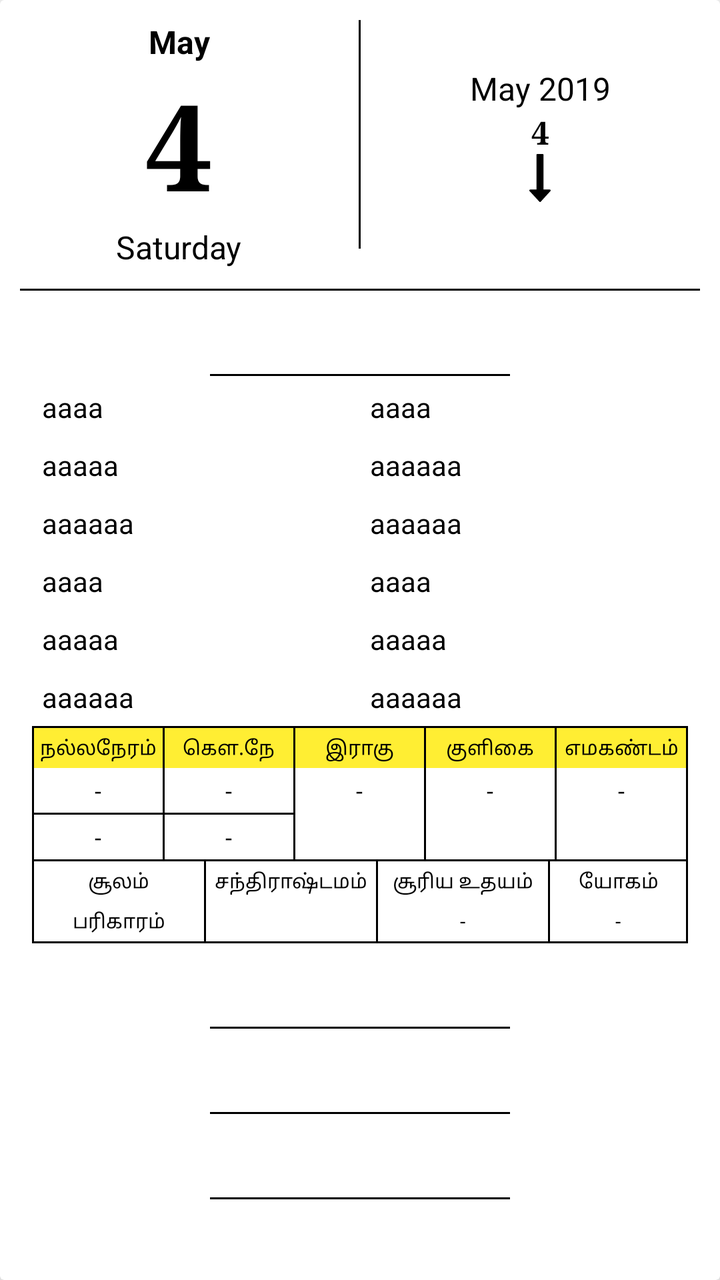
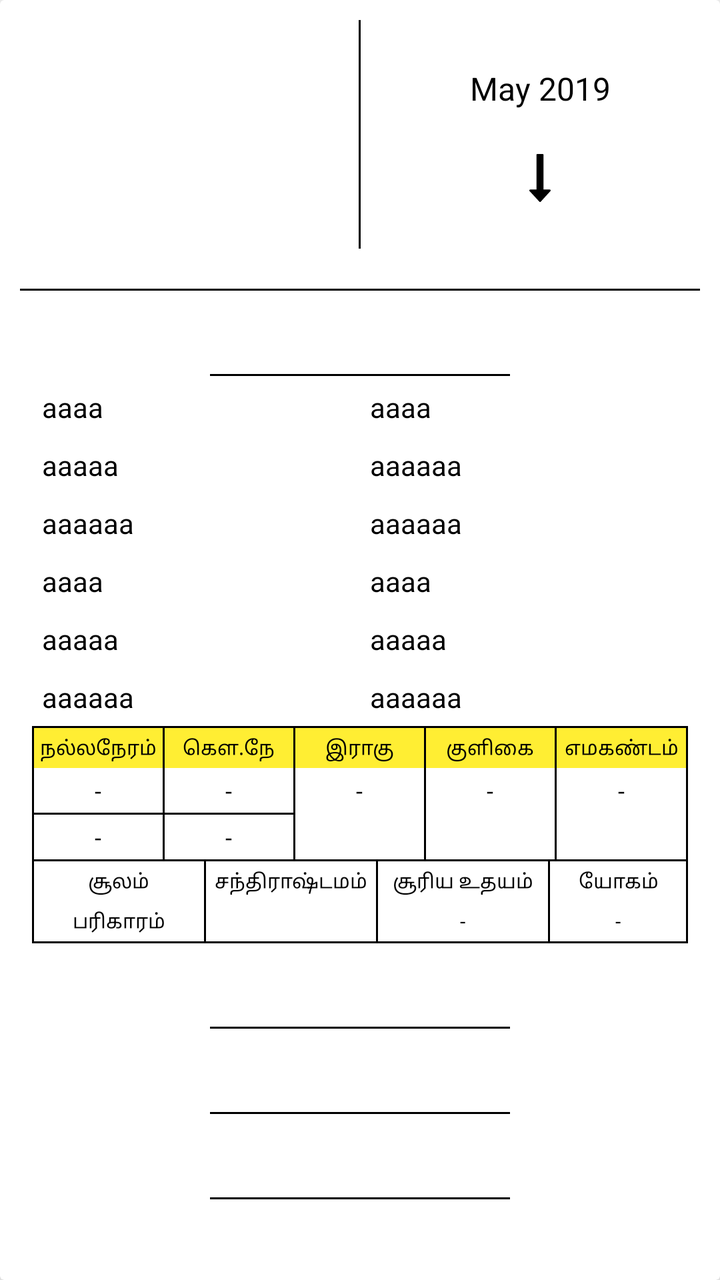

Two renders of the same Android screen: before a commit and after it. Below are the layout's source before the change and the commit's diff.
<!-- AndroidManifest.xml: application theme AppTheme -->
<!-- res/layout/calendar_layout.xml -->
<?xml version="1.0" encoding="utf-8"?>
<androidx.cardview.widget.CardView xmlns:android="http://schemas.android.com/apk/res/android"
    xmlns:app="http://schemas.android.com/apk/res-auto"
    xmlns:tools="http://schemas.android.com/tools"
    android:layout_width="match_parent"
    android:layout_height="wrap_content"
    app:cardElevation="8dp">

    <LinearLayout
        android:layout_width="match_parent"
        android:layout_height="wrap_content"
        android:orientation="vertical">

        <TextView
            android:id="@+id/title"
            android:layout_width="match_parent"
            android:layout_height="wrap_content"
            android:background="@color/grey_200"
            android:padding="16dp"
            android:text="இன்று"
            android:textColor="@color/black"
            android:textSize="17sp"
            android:visibility="gone"
            android:textStyle="bold"
            android:typeface="serif" />

        <LinearLayout
            android:layout_width="match_parent"
            android:layout_height="wrap_content"
            android:orientation="horizontal">

            <LinearLayout
                android:layout_width="0dp"
                android:layout_height="wrap_content"
                android:layout_gravity="center"
                android:layout_weight="1"
                android:orientation="vertical">

                <TextView
                    android:id="@+id/monthYear"
                    android:layout_width="wrap_content"
                    android:layout_height="wrap_content"
                    android:layout_gravity="center"
                    android:layout_marginTop="10dp"
                    android:gravity="center_vertical"
                    android:text="May"
                    android:textColor="@android:color/black"
                    android:textSize="16sp"
                    android:textStyle="bold" />

                <TextView
                    android:id="@+id/date"
                    android:layout_width="wrap_content"
                    android:layout_height="wrap_content"
                    android:layout_gravity="center"
                    android:text="4"
                    android:textColor="@android:color/black"
                    android:textSize="60sp"
                    android:textStyle="bold"
                    android:typeface="serif" />

                <TextView
                    android:id="@+id/day"
                    android:layout_width="wrap_content"
                    android:layout_height="wrap_content"
                    android:layout_gravity="center"
                    android:gravity="center_vertical"
                    android:text="Saturday"
                    android:textColor="@android:color/black"
                    android:textSize="16sp" />

            </LinearLayout>

            <View
                android:layout_width="1dp"
                android:layout_height="match_parent"
                android:layout_marginTop="10dp"
                android:layout_marginBottom="10dp"
                android:background="@color/black" />

            <LinearLayout
                android:layout_width="0dp"
                android:layout_height="wrap_content"
                android:layout_gravity="center"
                android:layout_weight="1"
                android:orientation="vertical">

                <TextView
                    android:id="@+id/tamilYear"
                    android:layout_width="wrap_content"
                    android:layout_height="wrap_content"
                    android:layout_gravity="center"
                    android:gravity="center_vertical"
                    android:text="May 2019"
                    android:textColor="@android:color/black"
                    android:textSize="16sp" />

                <TextView
                    android:id="@+id/tamilMonth"
                    android:layout_width="wrap_content"
                    android:layout_height="wrap_content"
                    android:layout_gravity="center"
                    android:text="4"
                    android:visibility="gone"
                    android:textColor="@android:color/black"
                    android:textSize="16sp"
                    android:textStyle="bold" />

                <TextView
                    android:id="@+id/tamilDate"
                    android:layout_width="wrap_content"
                    android:layout_height="wrap_content"
                    android:layout_gravity="center"
                    android:text="4"
                    android:textColor="@android:color/black"
                    android:textSize="16sp"
                    android:textStyle="bold"
                    android:typeface="serif" />

                <ImageView
                    android:id="@+id/day_symbol"
                    android:layout_width="wrap_content"
                    android:layout_height="wrap_content"
                    android:layout_gravity="center"
                    app:srcCompat="@drawable/ic_down_arrow"
                    tools:ignore="VectorDrawableCompat" />

            </LinearLayout>

        </LinearLayout>

        <View
            android:layout_width="match_parent"
            android:layout_height="1dp"
            android:layout_marginLeft="10dp"
            android:layout_marginTop="10dp"
            android:layout_marginRight="10dp"
            android:background="@color/black" />

        <TextView
            android:id="@+id/quote"
            android:layout_width="wrap_content"
            android:layout_height="wrap_content"
            android:layout_gravity="center"
            android:gravity="center_horizontal"
            android:padding="10dp"
            android:text=""
            android:textColor="@color/blue"
            android:textSize="16sp" />

        <View
            android:layout_width="150dp"
            android:layout_height="1dp"
            android:layout_gravity="center_horizontal"
            android:background="@color/black" />

        <LinearLayout
            android:layout_width="match_parent"
            android:layout_height="wrap_content"
            android:layout_marginLeft="16dp"
            android:layout_marginTop="1dp"
            android:layout_marginRight="16dp"
            android:orientation="horizontal">

            <LinearLayout
                android:layout_width="0dp"
                android:layout_height="wrap_content"
                android:layout_weight="1"
                android:orientation="vertical">

                <TextView
                    android:id="@+id/rasi1"
                    android:layout_width="wrap_content"
                    android:layout_height="wrap_content"
                    android:layout_gravity="left"
                    android:padding="5dp"
                    android:text="aaaa"
                    android:textAppearance="?android:attr/textAppearanceSmall"
                    android:textColor="@android:color/black" />

                <TextView
                    android:id="@+id/rasi2"
                    android:layout_width="wrap_content"
                    android:layout_height="wrap_content"
                    android:layout_gravity="left"
                    android:padding="5dp"
                    android:text="aaaaa"
                    android:textAppearance="?android:attr/textAppearanceSmall"
                    android:textColor="@android:color/black" />

                <TextView
                    android:id="@+id/rasi3"
                    android:layout_width="wrap_content"
                    android:layout_height="wrap_content"
                    android:layout_gravity="left"
                    android:padding="5dp"
                    android:text="aaaaaa"
                    android:textAppearance="?android:attr/textAppearanceSmall"
                    android:textColor="@android:color/black" />

                <TextView
                    android:id="@+id/rasi4"
                    android:layout_width="wrap_content"
                    android:layout_height="wrap_content"
                    android:layout_gravity="left"
                    android:padding="5dp"
                    android:text="aaaa"
                    android:textAppearance="?android:attr/textAppearanceSmall"
                    android:textColor="@android:color/black" />

                <TextView
                    android:id="@+id/rasi5"
                    android:layout_width="wrap_content"
                    android:layout_height="wrap_content"
                    android:layout_gravity="left"
                    android:padding="5dp"
                    android:text="aaaaa"
                    android:textAppearance="?android:attr/textAppearanceSmall"
                    android:textColor="@android:color/black" />

                <TextView
                    android:id="@+id/rasi6"
                    android:layout_width="wrap_content"
                    android:layout_height="wrap_content"
                    android:layout_gravity="left"
                    android:padding="5dp"
                    android:text="aaaaaa"
                    android:textAppearance="?android:attr/textAppearanceSmall"
                    android:textColor="@android:color/black" />

            </LinearLayout>

            <LinearLayout
                android:layout_width="0dp"
                android:layout_height="wrap_content"
                android:layout_weight="1"
                android:orientation="vertical">

                <TextView
                    android:id="@+id/rasi7"
                    android:layout_width="wrap_content"
                    android:layout_height="wrap_content"
                    android:layout_gravity="left"
                    android:padding="5dp"
                    android:text="aaaa"
                    android:textAppearance="?android:attr/textAppearanceSmall"
                    android:textColor="@android:color/black" />

                <TextView
                    android:id="@+id/rasi8"
                    android:layout_width="wrap_content"
                    android:layout_height="wrap_content"
                    android:layout_gravity="left"
                    android:padding="5dp"
                    android:text="aaaaaa"
                    android:textAppearance="?android:attr/textAppearanceSmall"
                    android:textColor="@android:color/black" />

                <TextView
                    android:id="@+id/rasi9"
                    android:layout_width="wrap_content"
                    android:layout_height="wrap_content"
                    android:layout_gravity="left"
                    android:padding="5dp"
                    android:text="aaaaaa"
                    android:textAppearance="?android:attr/textAppearanceSmall"
                    android:textColor="@android:color/black" />

                <TextView
                    android:id="@+id/rasi10"
                    android:layout_width="wrap_content"
                    android:layout_height="wrap_content"
                    android:layout_gravity="left"
                    android:padding="5dp"
                    android:text="aaaa"
                    android:textAppearance="?android:attr/textAppearanceSmall"
                    android:textColor="@android:color/black" />

                <TextView
                    android:id="@+id/rasi11"
                    android:layout_width="wrap_content"
                    android:layout_height="wrap_content"
                    android:layout_gravity="left"
                    android:padding="5dp"
                    android:text="aaaaa"
                    android:textAppearance="?android:attr/textAppearanceSmall"
                    android:textColor="@android:color/black" />

                <TextView
                    android:id="@+id/rasi12"
                    android:layout_width="wrap_content"
                    android:layout_height="wrap_content"
                    android:layout_gravity="left"
                    android:padding="5dp"
                    android:text="aaaaaa"
                    android:textAppearance="?android:attr/textAppearanceSmall"
                    android:textColor="@android:color/black" />

            </LinearLayout>

        </LinearLayout>

        <LinearLayout
            android:layout_width="match_parent"
            android:layout_height="wrap_content"
            android:layout_marginLeft="16dp"
            android:layout_marginRight="16dp"
            android:orientation="vertical">

            <View
                android:layout_width="match_parent"
                android:layout_height="1dp"
                android:background="@color/black" />

            <LinearLayout
                android:layout_width="match_parent"
                android:layout_height="wrap_content"
                android:orientation="horizontal">

                <View
                    android:layout_width="1dp"
                    android:layout_height="match_parent"
                    android:background="@color/black" />

                <LinearLayout
                    android:layout_width="0dp"
                    android:layout_height="wrap_content"
                    android:layout_weight="1"
                    android:orientation="vertical">

                    <TextView
                        android:layout_width="match_parent"
                        android:layout_height="wrap_content"
                        android:background="@color/yellow"
                        android:gravity="center"
                        android:padding="3dp"
                        android:text="நல்லநேரம்"
                        android:textColor="@color/black"
                        android:textSize="10sp" />

                    <TextView
                        android:id="@+id/nallaNeram_K"
                        style="@style/TextValue"
                        android:layout_width="match_parent"
                        android:layout_height="wrap_content" />

                    <View
                        android:layout_width="match_parent"
                        android:layout_height="1dp"
                        android:background="@color/black" />

                    <TextView
                        android:id="@+id/nallaNeram_M"
                        android:layout_width="match_parent"
                        android:layout_height="wrap_content"
                        style="@style/TextValue" />


                </LinearLayout>

                <View
                    android:layout_width="1dp"
                    android:layout_height="match_parent"
                    android:background="@color/black" />

                <LinearLayout
                    android:layout_width="0dp"
                    android:layout_height="wrap_content"
                    android:layout_weight="1"
                    android:orientation="vertical">

                    <TextView
                        android:layout_width="match_parent"
                        android:layout_height="wrap_content"
                        android:background="@color/yellow"
                        android:gravity="center"
                        android:padding="3dp"
                        android:text="கௌ.நே"
                        android:textColor="@color/black"
                        android:textSize="10sp" />

                    <TextView
                        android:id="@+id/gowriNeram_K"
                        android:layout_width="match_parent"
                        android:layout_height="wrap_content"
                        style="@style/TextValue" />

                    <View
                        android:layout_width="match_parent"
                        android:layout_height="1dp"
                        android:background="@color/black" />

                    <TextView
                        android:id="@+id/gowriNeram_M"
                        android:layout_width="match_parent"
                        android:layout_height="wrap_content"
                        style="@style/TextValue" />

                </LinearLayout>

                <View
                    android:layout_width="1dp"
                    android:layout_height="match_parent"
                    android:background="@color/black" />

                <LinearLayout
                    android:layout_width="0dp"
                    android:layout_height="wrap_content"
                    android:layout_weight="1"
                    android:orientation="vertical">

                    <TextView
                        android:layout_width="match_parent"
                        android:layout_height="wrap_content"
                        android:background="@color/yellow"
                        android:gravity="center"
                        android:padding="3dp"
                        android:text="இராகு"
                        android:textColor="@color/black"
                        android:textSize="10sp" />

                    <TextView
                        android:id="@+id/raagu1"
                        android:layout_width="match_parent"
                        android:layout_height="wrap_content"
                        style="@style/TextValue" />


                </LinearLayout>

                <View
                    android:layout_width="1dp"
                    android:layout_height="match_parent"
                    android:background="@color/black" />

                <LinearLayout
                    android:layout_width="0dp"
                    android:layout_height="wrap_content"
                    android:layout_weight="1"
                    android:orientation="vertical">

                    <TextView
                        android:layout_width="match_parent"
                        android:layout_height="wrap_content"
                        android:background="@color/yellow"
                        android:gravity="center"
                        android:padding="3dp"
                        android:text="குளிகை"
                        android:textColor="@color/black"
                        android:textSize="10sp" />

                    <TextView
                        android:id="@+id/kulikai1"
                        android:layout_width="match_parent"
                        android:layout_height="wrap_content"
                        style="@style/TextValue" />


                </LinearLayout>

                <View
                    android:layout_width="1dp"
                    android:layout_height="match_parent"
                    android:background="@color/black" />

                <LinearLayout
                    android:layout_width="0dp"
                    android:layout_height="wrap_content"
                    android:layout_weight="1"
                    android:orientation="vertical">

                    <TextView
                        android:layout_width="match_parent"
                        android:layout_height="wrap_content"
                        android:background="@color/yellow"
                        android:gravity="center"
                        android:padding="3dp"
                        android:text="எமகண்டம்"
                        android:textColor="@color/black"
                        android:textSize="10sp" />

                    <TextView
                        android:id="@+id/ema1"
                        android:layout_width="match_parent"
                        android:layout_height="wrap_content"
                        style="@style/TextValue" />

                </LinearLayout>

                <View
                    android:layout_width="1dp"
                    android:layout_height="match_parent"
                    android:background="@color/black" />

            </LinearLayout>

            <View
                android:layout_width="match_parent"
                android:layout_height="1dp"
                android:background="@color/black" />

        </LinearLayout>

        <LinearLayout
            android:layout_width="match_parent"
            android:layout_height="wrap_content"
            android:layout_marginLeft="16dp"
            android:layout_marginRight="16dp"
            android:orientation="vertical">

            <LinearLayout
                android:layout_width="match_parent"
                android:layout_height="wrap_content"
                android:orientation="horizontal">

                <View
                    android:layout_width="1dp"
                    android:layout_height="match_parent"
                    android:background="@color/black" />

                <LinearLayout
                    android:layout_width="0dp"
                    android:layout_height="wrap_content"
                    android:layout_weight="1"
                    android:orientation="vertical">

                    <TextView
                        android:id="@+id/soolam"
                        android:layout_width="match_parent"
                        android:layout_height="wrap_content"
                        android:gravity="center"
                        android:padding="3dp"
                        android:text="சூலம்"
                        android:textColor="@color/black"
                        android:textSize="10sp" />

                    <TextView
                        android:id="@+id/parikaram"
                        android:layout_width="match_parent"
                        android:layout_height="wrap_content"
                        android:gravity="center"
                        android:padding="3dp"
                        android:text="பரிகாரம்"
                        android:textColor="@color/black"
                        android:textSize="10sp" />

                </LinearLayout>

                <View
                    android:layout_width="1dp"
                    android:layout_height="match_parent"
                    android:background="@color/black" />

                <LinearLayout
                    android:layout_width="0dp"
                    android:layout_height="wrap_content"
                    android:layout_weight="1"
                    android:orientation="vertical">

                    <TextView
                        android:layout_width="match_parent"
                        android:layout_height="wrap_content"
                        android:gravity="center"
                        android:padding="3dp"
                        android:text="சந்திராஷ்டமம்"
                        android:textColor="@color/black"
                        android:textSize="10sp" />

                    <TextView
                        android:id="@+id/chandhiram"
                        android:layout_width="match_parent"
                        android:layout_height="wrap_content"
                        android:gravity="center"
                        android:padding="3dp"
                        android:text=""
                        android:textColor="@color/black"
                        android:textSize="10sp" />

                </LinearLayout>

                <View
                    android:layout_width="1dp"
                    android:layout_height="match_parent"
                    android:background="@color/black" />

                <LinearLayout
                    android:layout_width="0dp"
                    android:layout_height="wrap_content"
                    android:layout_weight="1"
                    android:orientation="vertical">

                    <TextView
                        android:layout_width="match_parent"
                        android:layout_height="wrap_content"
                        android:gravity="center"
                        android:padding="3dp"
                        android:text="சூரிய உதயம்"
                        android:textColor="@color/black"
                        android:textSize="10sp" />

                    <TextView
                        android:id="@+id/s_udayam"
                        android:layout_width="match_parent"
                        android:layout_height="wrap_content"
                        android:gravity="center"
                        android:padding="3dp"
                        android:text="-"
                        android:textColor="@color/black"
                        android:textSize="10sp" />

                </LinearLayout>

                <View
                    android:layout_width="1dp"
                    android:layout_height="match_parent"
                    android:background="@color/black" />

                <LinearLayout
                    android:layout_width="0dp"
                    android:layout_height="wrap_content"
                    android:layout_weight=".8"
                    android:orientation="vertical">

                    <TextView
                        android:layout_width="match_parent"
                        android:layout_height="wrap_content"
                        android:gravity="center"
                        android:padding="3dp"
                        android:text="யோகம்"
                        android:textColor="@color/black"
                        android:textSize="10sp" />

                    <TextView
                        android:id="@+id/yokam"
                        android:layout_width="match_parent"
                        android:layout_height="wrap_content"
                        android:gravity="center"
                        android:padding="3dp"
                        android:text="-"
                        android:textColor="@color/black"
                        android:textSize="10sp" />

                </LinearLayout>

                <View
                    android:layout_width="1dp"
                    android:layout_height="match_parent"
                    android:background="@color/black" />

            </LinearLayout>

            <View
                android:layout_width="match_parent"
                android:layout_height="1dp"
                android:background="@color/black" />

            <TextView
                android:id="@+id/festivals"
                android:layout_width="wrap_content"
                android:layout_height="wrap_content"
                android:layout_gravity="center_horizontal"
                android:gravity="center_horizontal"
                android:padding="10dp"
                android:text=""
                android:textColor="@android:color/black"
                android:textSize="16sp" />

            <View
                android:layout_width="150dp"
                android:layout_height="1dp"
                android:layout_gravity="center_horizontal"
                android:background="@color/black" />

            <TextView
                android:id="@+id/impDays"
                android:layout_width="wrap_content"
                android:layout_height="wrap_content"
                android:layout_gravity="center"
                android:gravity="center_horizontal"
                android:padding="10dp"
                android:text=""
                android:textColor="@android:color/black"
                android:textSize="16sp" />

            <View
                android:layout_width="150dp"
                android:layout_height="1dp"
                android:layout_gravity="center_horizontal"
                android:background="@color/black" />

            <TextView
                android:id="@+id/thithi"
                android:layout_width="wrap_content"
                android:layout_height="wrap_content"
                android:layout_gravity="center"
                android:gravity="center_horizontal"
                android:padding="10dp"
                android:text=""
                android:textColor="@android:color/black"
                android:textSize="16sp" />

            <View
                android:layout_width="150dp"
                android:layout_height="1dp"
                android:layout_gravity="center_horizontal"
                android:background="@color/black" />

            <TextView
                android:id="@+id/natchatiram"
                android:layout_width="wrap_content"
                android:layout_height="wrap_content"
                android:layout_gravity="center"
                android:gravity="center_horizontal"
                android:padding="10dp"
                android:text=""
                android:textColor="@android:color/black"
                android:textSize="16sp" />

        </LinearLayout>

    </LinearLayout>

</androidx.cardview.widget.CardView>
<!-- resources referenced by this layout -->
<resources>
  <color name="black">#000000</color>
  <color name="blue">#2979ff</color>
  <color name="grey_200">#EEEEEE</color>
  <color name="yellow">#ffee33</color>
  <!-- drawable ic_down_arrow (drawable) -->
  <vector xmlns:android="http://schemas.android.com/apk/res/android"
      android:width="24dp"
      android:height="24dp"
      android:viewportWidth="493.356"
      android:viewportHeight="493.355">
      <path
          android:fillColor="#000000"
          android:pathData="M355.457,370.873c-1.523,-3.614 -4.288,-5.428 -8.285,-5.428h-63.954V9.135c0,-2.666 -0.858,-4.856 -2.569,-6.567C278.944,0.855 276.753,0 274.084,0h-54.818c-2.667,0 -4.854,0.855 -6.567,2.568c-1.711,1.711 -2.57,3.901 -2.57,6.567v356.314h-63.953c-3.806,0 -6.567,1.81 -8.28,5.428c-1.521,3.613 -1.043,6.943 1.431,9.996L240.68,490.505c1.903,1.902 4.187,2.851 6.854,2.851c2.478,0 4.665,-0.948 6.567,-2.851l99.927,-109.632C356.503,377.82 356.983,374.49 355.457,370.873z" />
  </vector>
  <style name="TextValue">
          <item name="android:gravity">center</item>
          <item name="android:padding">3dp</item>
          <item name="android:text">-</item>
          <item name="android:textColor">@color/black</item>
          <item name="android:textSize">12sp</item>
      </style>
  <style name="AppTheme" parent="Theme.MaterialComponents.Light.DarkActionBar">
          
          <item name="colorPrimary">@color/colorPrimary</item>
          <item name="colorPrimaryDark">@color/colorPrimaryDark</item>
          <item name="colorAccent">@color/colorAccent</item>
      </style>
  <color name="colorPrimary">#FFFFFF</color>
  <color name="colorPrimaryDark">#FFFFFF</color>
  <color name="colorAccent">#2979ff</color>
</resources>

<!-- the commit's change to res/layout/calendar_layout.xml (unified diff, before → after) -->
@@ -17,7 +17,7 @@
             android:layout_height="wrap_content"
             android:background="@color/grey_200"
             android:padding="16dp"
-            android:text="இன்று"
+            android:text=""
             android:textColor="@color/black"
             android:textSize="17sp"
             android:visibility="gone"
@@ -43,17 +43,17 @@
                     android:layout_gravity="center"
                     android:layout_marginTop="10dp"
                     android:gravity="center_vertical"
-                    android:text="May"
+                    android:text=""
                     android:textColor="@android:color/black"
                     android:textSize="16sp"
                     android:textStyle="bold" />
 
                 <TextView
-                    android:id="@+id/date"
+                    android:id="@+id/tamilDate"
                     android:layout_width="wrap_content"
                     android:layout_height="wrap_content"
                     android:layout_gravity="center"
-                    android:text="4"
+                    android:text=""
                     android:textColor="@android:color/black"
                     android:textSize="60sp"
                     android:textStyle="bold"
@@ -65,7 +65,7 @@
                     android:layout_height="wrap_content"
                     android:layout_gravity="center"
                     android:gravity="center_vertical"
-                    android:text="Saturday"
+                    android:text=""
                     android:textColor="@android:color/black"
                     android:textSize="16sp" />
 
@@ -107,11 +107,11 @@
                     android:textStyle="bold" />
 
                 <TextView
-                    android:id="@+id/tamilDate"
+                    android:id="@+id/date"
                     android:layout_width="wrap_content"
                     android:layout_height="wrap_content"
                     android:layout_gravity="center"
-                    android:text="4"
+                    android:text=""
                     android:textColor="@android:color/black"
                     android:textSize="16sp"
                     android:textStyle="bold"
